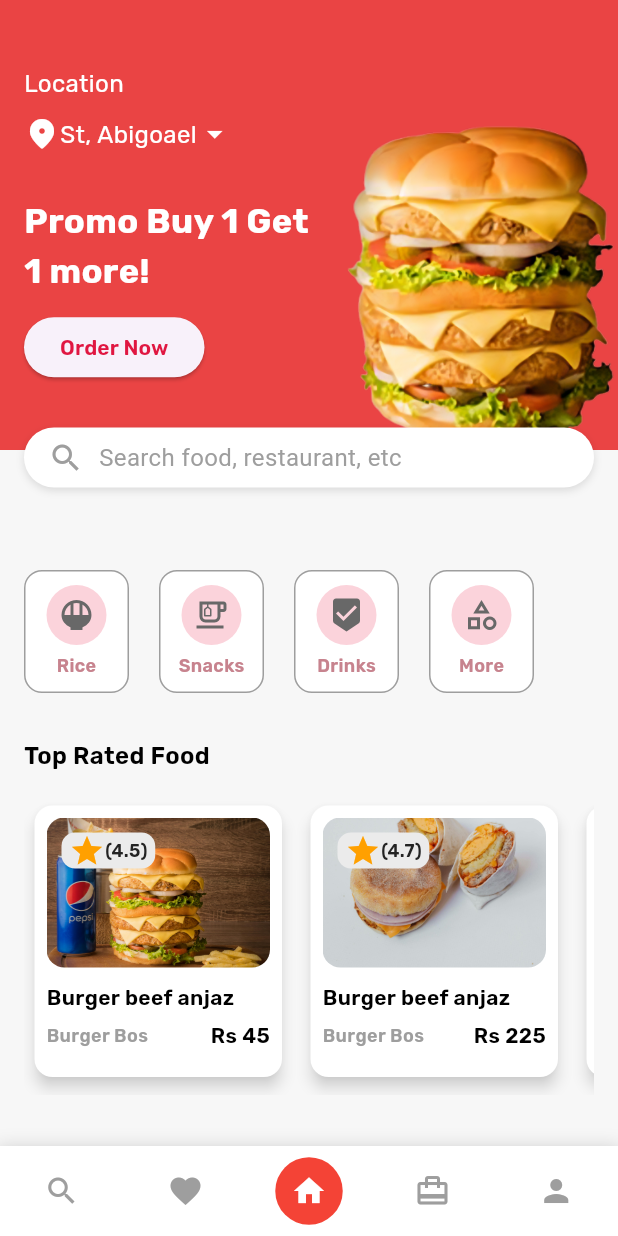
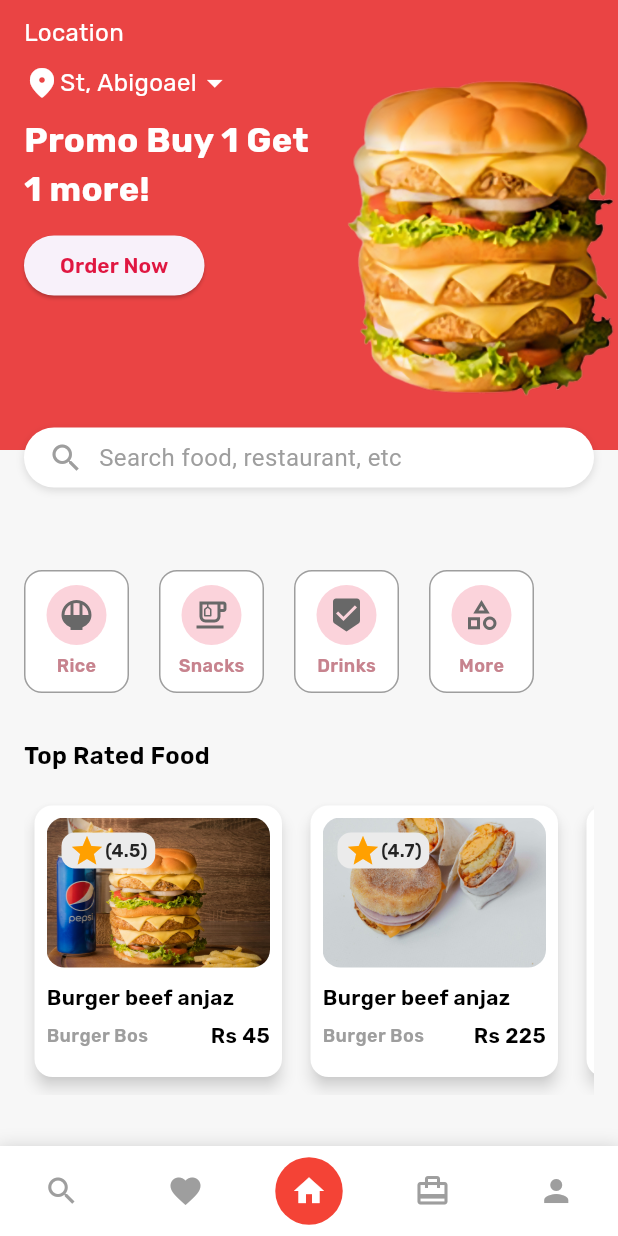
Before and after one commit to AdeebAbubacker/chicking, a Flutter app: the screen it shows after launch, after a tap on "Get Started", on a phone screen of 412 x 824 dp. Run offline on Flutter 3.47's test engine with Material 3 defaults, Android fonts, the phone set to English and light mode, and no system bars; our stand-ins replace google_fonts.

Commit message:
section 3 updated

```diff
--- a/lib/main.dart
+++ b/lib/main.dart
@@ -1,9 +1,15 @@
 import 'package:auxzon/screens/intro/intro_screen.dart';
 import 'package:auxzon/testing/testing.dart';
 import 'package:flutter/material.dart';
+import 'package:flutter/services.dart';
 
-void main() {
-  runApp(const MyApp());
+void main() async {
+  WidgetsFlutterBinding.ensureInitialized();
+  ///----------------lock in portrait mode----------------------------------
+  SystemChrome.setPreferredOrientations([DeviceOrientation.portraitUp])
+      .then((_) {
+    runApp(const MyApp());
+  });
 }
 
 class MyApp extends StatelessWidget {
@@ -19,7 +25,7 @@ class MyApp extends StatelessWidget {
         colorScheme: ColorScheme.fromSeed(seedColor: Colors.deepPurple),
         useMaterial3: true,
       ),
-      home:  GetStartedScreen(),
+      home: GetStartedScreen(),
     );
   }
 }
--- a/lib/screens/home/sections/section_3.dart
+++ b/lib/screens/home/sections/section_3.dart
@@ -28,11 +28,10 @@ class Section3 extends StatelessWidget {
                         SizedBox(
                           width: MediaQuery.of(context).size.width *
                               0.5, // 40% of screen width
-                          child: Wrap(
-                            direction: Axis.horizontal,
-                            spacing: 10.0,
-                            runSpacing: 10.0,
+                          child: Column(
+                            crossAxisAlignment: CrossAxisAlignment.start,
                             children: [
+                              const SizedBox(height: 10),
                               Text(
                                 "Location",
                                 style: TextStyles.rubik16WhiteW500,
@@ -59,6 +58,7 @@ class Section3 extends StatelessWidget {
                                 "Promo Buy 1 Get 1 more!",
                                 style: TextStyles.rubik23WhiteW700,
                               ),
+                              const SizedBox(height: 10),
                               ElevatedButton(
                                   onPressed: () {},
                                   child: Text(
@@ -76,6 +76,7 @@ class Section3 extends StatelessWidget {
                               'assets/image-8.png',
                               width: MediaQuery.of(context).size.width *
                                   0.45, // 43% of screen width for the image
+                              height: 290,
                             ),
                           ],
                         ),
--- a/lib/testing/testing.dart
+++ b/lib/testing/testing.dart
@@ -1,55 +1,55 @@
+import 'package:flutter/material.dart';
 import 'package:auxzon/core/model/food_model.dart';
-import 'package:flutter/material.dart';
 
 // SearchDelegate for handling search
 class ProductSearchDelegate extends SearchDelegate {
   // Food list to search from
-  List<FoodModel> foodList = [
-  const FoodModel(
+  final List<FoodModel> foodList = [
+    const FoodModel(
       img: 'assets/image-1.jpg',
-      food: 'Burger beef anjaz',
+      food: 'a',
       shop: 'Burger Bos',
       price: 'Rs 45',
       rating: '4.5',
     ),
     const FoodModel(
       img: 'assets/image-2.jpg',
-      food: 'Burger beef anjaz',
+      food: 'b',
       shop: 'Burger Bos',
       price: 'Rs 225',
       rating: '4.7',
     ),
     const FoodModel(
       img: 'assets/image-3.jpg',
-      food: 'Burger beef anjaz',
+      food: 'c',
       shop: 'Burger Bos',
       price: 'Rs 115',
       rating: '3.7',
     ),
     const FoodModel(
       img: 'assets/image-4.jpg',
-      food: 'Burger beef anjaz',
+      food: 'd',
       shop: 'Burger Bos',
       price: 'Rs 230',
       rating: '4.0',
     ),
     const FoodModel(
       img: 'assets/image-5.jpg',
-      food: 'Burger beef anjaz',
+      food: 'e',
       shop: 'Burger Bos',
       price: 'Rs 100',
       rating: '3.5',
     ),
     const FoodModel(
       img: 'assets/image-6.jpg',
-      food: 'Burger beef anjaz',
+      food: 'f',
       shop: 'Burger Bos',
       price: 'Rs 250',
       rating: '4.9',
     ),
     const FoodModel(
       img: 'assets/image-7.jpg',
-      food: 'Burger beef anjaz',
+      food: 'g',
       shop: 'Burger Bos',
       price: 'Rs 300',
       rating: '4.5',
@@ -57,6 +57,58 @@ class ProductSearchDelegate extends SearchDelegate {
   ];
 
   List<FoodModel> filteredList = [];
+    final List<FoodModel> suggestionsList = [
+    const FoodModel(
+      img: 'assets/image-1.jpg',
+      food: 'a',
+      shop: 'Burger Bos',
+      price: 'Rs 45',
+      rating: '4.5',
+    ),
+    const FoodModel(
+      img: 'assets/image-2.jpg',
+      food: 'b',
+      shop: 'Burger Bos',
+      price: 'Rs 225',
+      rating: '4.7',
+    ),
+    const FoodModel(
+      img: 'assets/image-3.jpg',
+      food: 'c',
+      shop: 'Burger Bos',
+      price: 'Rs 115',
+      rating: '3.7',
+    ),
+    const FoodModel(
+      img: 'assets/image-4.jpg',
+      food: 'd',
+      shop: 'Burger Bos',
+      price: 'Rs 230',
+      rating: '4.0',
+    ),
+    const FoodModel(
+      img: 'assets/image-5.jpg',
+      food: 'e',
+      shop: 'Burger Bos',
+      price: 'Rs 100',
+      rating: '3.5',
+    ),
+    const FoodModel(
+      img: 'assets/image-6.jpg',
+      food: 'f',
+      shop: 'Burger Bos',
+      price: 'Rs 250',
+      rating: '4.9',
+    ),
+    const FoodModel(
+      img: 'assets/image-7.jpg',
+      food: 'g',
+      shop: 'Burger Bos',
+      price: 'Rs 300',
+      rating: '4.5',
+    ),
+  ];
+
 
   @override
   ThemeData appBarTheme(BuildContext context) {
@@ -96,7 +148,7 @@ class ProductSearchDelegate extends SearchDelegate {
 
   @override
   Widget buildResults(BuildContext context) {
-    // Filtered search results
+    // Filtered search results based on user query
     filteredList = foodList
         .where((food) => food.food.toLowerCase().contains(query.toLowerCase()))
         .toList();
@@ -112,8 +164,8 @@ class ProductSearchDelegate extends SearchDelegate {
 
   @override
   Widget buildSuggestions(BuildContext context) {
-    // Show suggestions as the user types
-    filteredList = foodList
+    // Suggestions as the user types based on the query
+    filteredList = suggestionsList
         .where((food) => food.food.toLowerCase().contains(query.toLowerCase()))
         .toList();
 
@@ -137,13 +189,13 @@ class ProductSearchDelegate extends SearchDelegate {
             icon: const Icon(Icons.close, color: Colors.red),
             onPressed: () {
               // Remove the item from the original list
-              foodList.remove(list[index]);
+              suggestionsList.remove(list[index]);
               query = ''; // Clear the search query to update suggestions
               showSuggestions(context); // Refresh suggestions
             },
           ),
           onTap: () {
-            query = list[index].food; // Set the search query
+            query = foodList[index].food; // Set the search query
             showResults(context); // Show the results based on the suggestion
           },
         );
```
